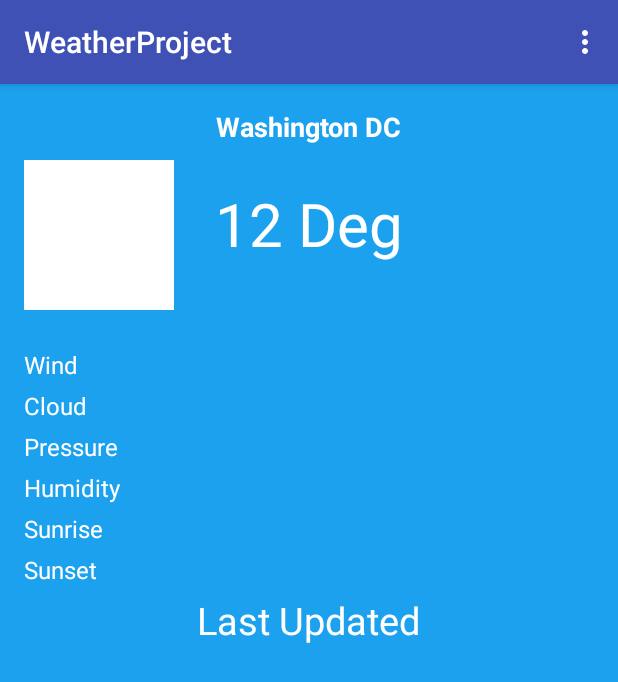
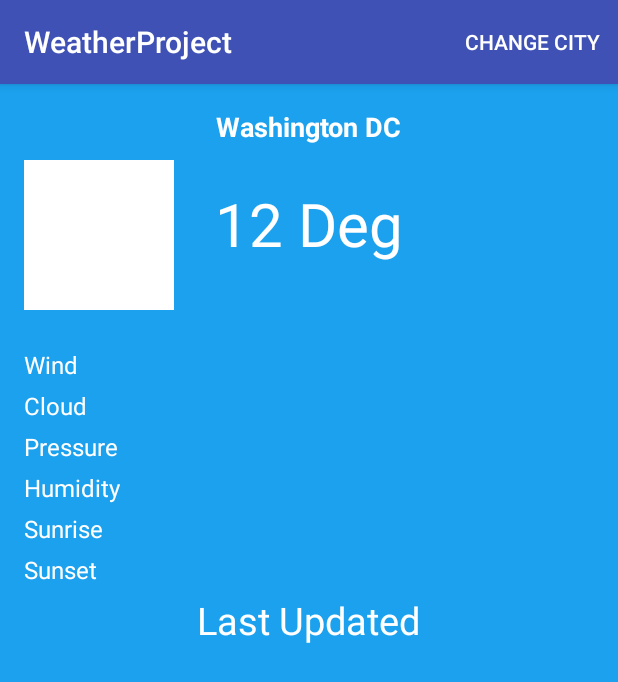
Before and after one commit to Sanyingli/WeatherApp, an Android app: the screen it shows after launch (MainActivity), on a phone screen of 412 x 824 dp. Shown: the top 682 px of the screen. Run offline under Robolectric (Android 15) with nearby library versions, the phone set to English and light mode, and no system bars.

Commit message:
menu show as always

```diff
--- a/WeatherProject/app/src/main/res/menu/main_menu.xml
+++ b/WeatherProject/app/src/main/res/menu/main_menu.xml
@@ -1,8 +1,11 @@
 <?xml version="1.0" encoding="utf-8"?>
-<menu xmlns:android="http://schemas.android.com/apk/res/android">
+<menu xmlns:android="http://schemas.android.com/apk/res/android"
+    xmlns:app="http://schemas.android.com/apk/res-auto"
+    xmlns:tools="http://schemas.android.com/tools">
 
     <item
-        android:id="@+id/test"
-        android:title="about"
+        android:id="@+id/change_cityID"
+        android:title="@string/change_city"
+        app:showAsAction="always"
         />
 </menu>
--- a/WeatherProject/app/src/main/res/values/strings.xml
+++ b/WeatherProject/app/src/main/res/values/strings.xml
@@ -1,3 +1,4 @@
 <resources>
     <string name="app_name">WeatherProject</string>
+    <string name="change_city">Change City</string>
 </resources>
```
